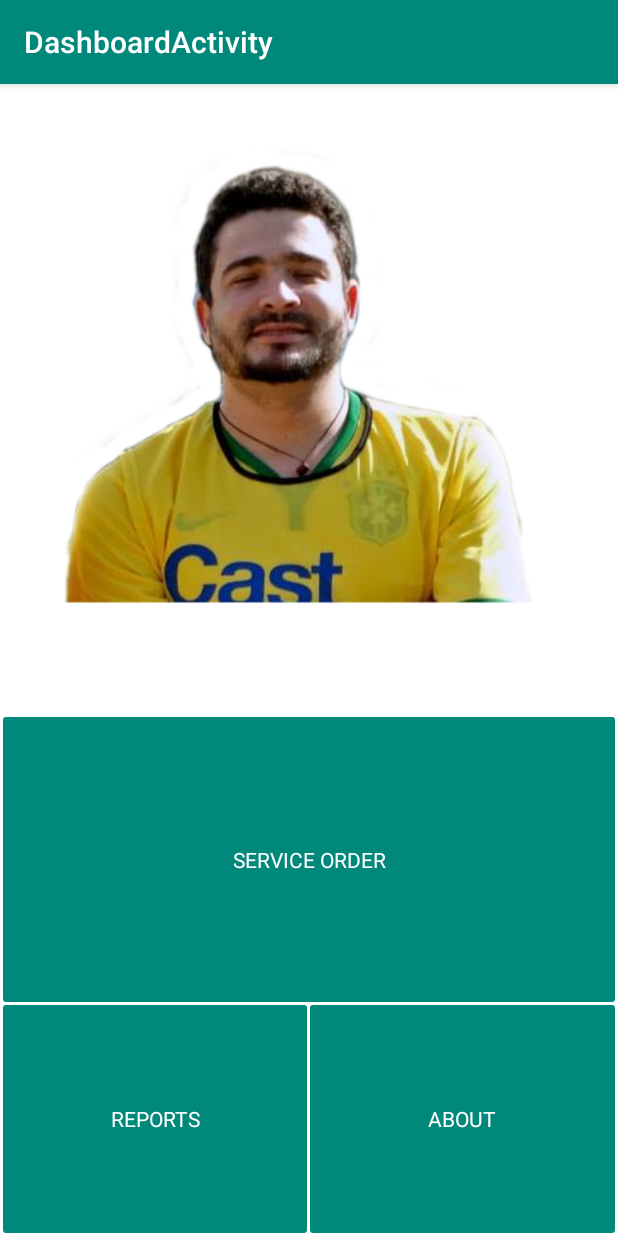
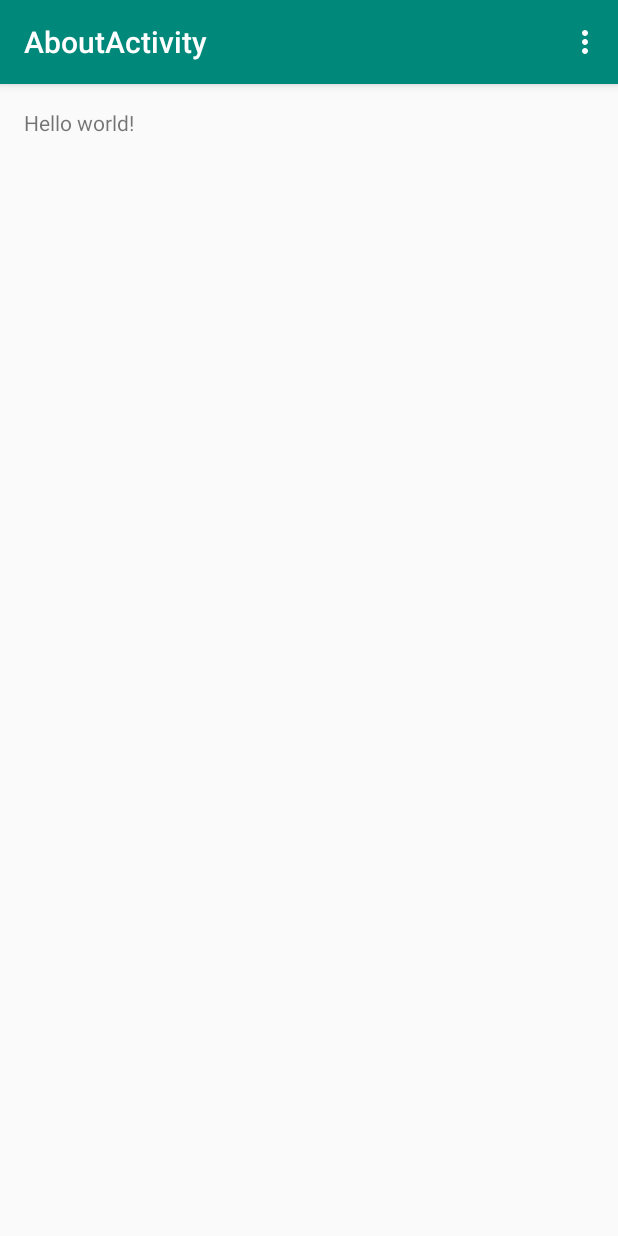
Before and after one commit to maikotrindade/avaliacao-fundamentos-android, an Android app: the DashboardActivity screen opened directly, with no data from a screen before it, after a tap on "ABOUT", on a phone screen of 412 x 824 dp. Run offline under Robolectric (Android 15) with nearby library versions, the phone set to English and light mode, and no system bars.

Commit message:
add About Activity

```diff
--- /dev/null
+++ b/app/src/main/java/com/example/administrador/myapplication/controllers/AboutActivity.java
@@ -0,0 +1,39 @@
+package com.example.administrador.myapplication.controllers;
+
+import android.support.v7.app.ActionBarActivity;
+import android.os.Bundle;
+import android.view.Menu;
+import android.view.MenuItem;
+
+import com.example.administrador.myapplication.R;
+
+public class AboutActivity extends ActionBarActivity {
+
+    @Override
+    protected void onCreate(Bundle savedInstanceState) {
+        super.onCreate(savedInstanceState);
+        setContentView(R.layout.activity_about);
+    }
+
+    @Override
+    public boolean onCreateOptionsMenu(Menu menu) {
+        // Inflate the menu; this adds items to the action bar if it is present.
+        getMenuInflater().inflate(R.menu.menu_about, menu);
+        return true;
+    }
+
+    @Override
+    public boolean onOptionsItemSelected(MenuItem item) {
+        // Handle action bar item clicks here. The action bar will
+        // automatically handle clicks on the Home/Up button, so long
+        // as you specify a parent activity in AndroidManifest.xml.
+        int id = item.getItemId();
+
+        //noinspection SimplifiableIfStatement
+        if (id == R.id.action_settings) {
+            return true;
+        }
+
+        return super.onOptionsItemSelected(item);
+    }
+}
--- a/app/src/main/java/com/example/administrador/myapplication/controllers/DashboardActivity.java
+++ b/app/src/main/java/com/example/administrador/myapplication/controllers/DashboardActivity.java
@@ -37,7 +37,7 @@ public class DashboardActivity extends ActionBarActivity implements View.OnClick
         switch (v.getId()) {
             case R.id.btnServiceOrder: startActivity(new Intent(DashboardActivity.this, ServiceOrderListActivity.class)); break;
             case R.id.btnReports: startActivity(new Intent(DashboardActivity.this, ReportsActivity.class)); break;
-            case R.id.btnAbout: break;
+            case R.id.btnAbout: startActivity(new Intent(DashboardActivity.this, AboutActivity.class)); break;
 
         }
     }
--- /dev/null
+++ b/app/src/main/res/layout/activity_about.xml
@@ -0,0 +1,12 @@
+<RelativeLayout xmlns:android="http://schemas.android.com/apk/res/android"
+    xmlns:tools="http://schemas.android.com/tools" android:layout_width="match_parent"
+    android:layout_height="match_parent" android:paddingLeft="@dimen/activity_horizontal_margin"
+    android:paddingRight="@dimen/activity_horizontal_margin"
+    android:paddingTop="@dimen/activity_vertical_margin"
+    android:paddingBottom="@dimen/activity_vertical_margin"
+    tools:context="com.example.administrador.myapplication.controllers.AboutActivity">
+
+    <TextView android:text="@string/hello_world" android:layout_width="wrap_content"
+        android:layout_height="wrap_content" />
+
+</RelativeLayout>
--- /dev/null
+++ b/app/src/main/res/menu/menu_about.xml
@@ -0,0 +1,7 @@
+<menu xmlns:android="http://schemas.android.com/apk/res/android"
+    xmlns:app="http://schemas.android.com/apk/res-auto"
+    xmlns:tools="http://schemas.android.com/tools"
+    tools:context="com.example.administrador.myapplication.controllers.AboutActivity">
+    <item android:id="@+id/action_settings" android:title="@string/action_settings"
+        android:orderInCategory="100" app:showAsAction="never" />
+</menu>
--- a/app/src/main/res/values/strings.xml
+++ b/app/src/main/res/values/strings.xml
@@ -50,4 +50,5 @@
 
     <string name="hello_world">Hello world!</string>
     <string name="action_settings">Settings</string>
+    <string name="title_activity_about">AboutActivity</string>
 </resources>
```
Also changed, not shown: app/src/main/AndroidManifest.xml (+13 -1 lines).
